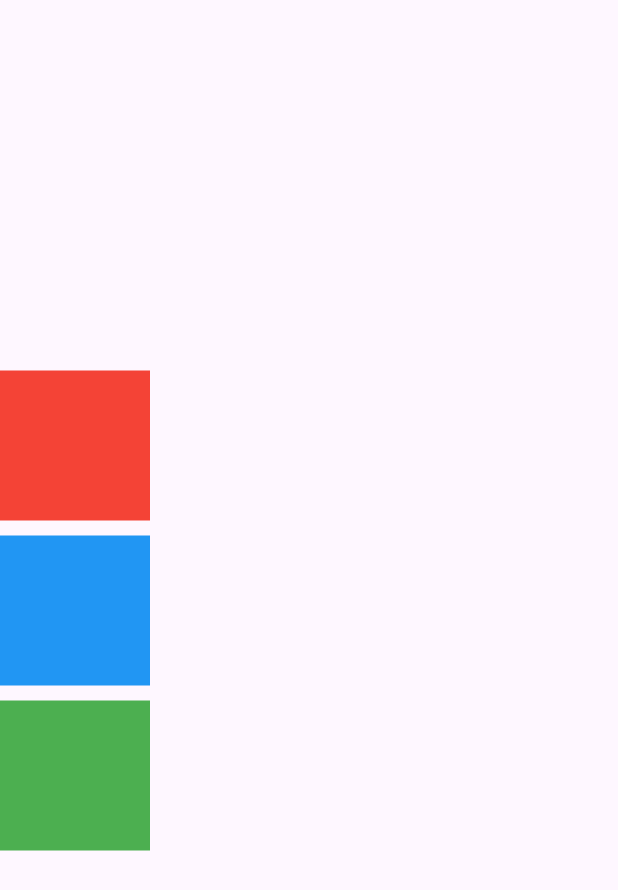
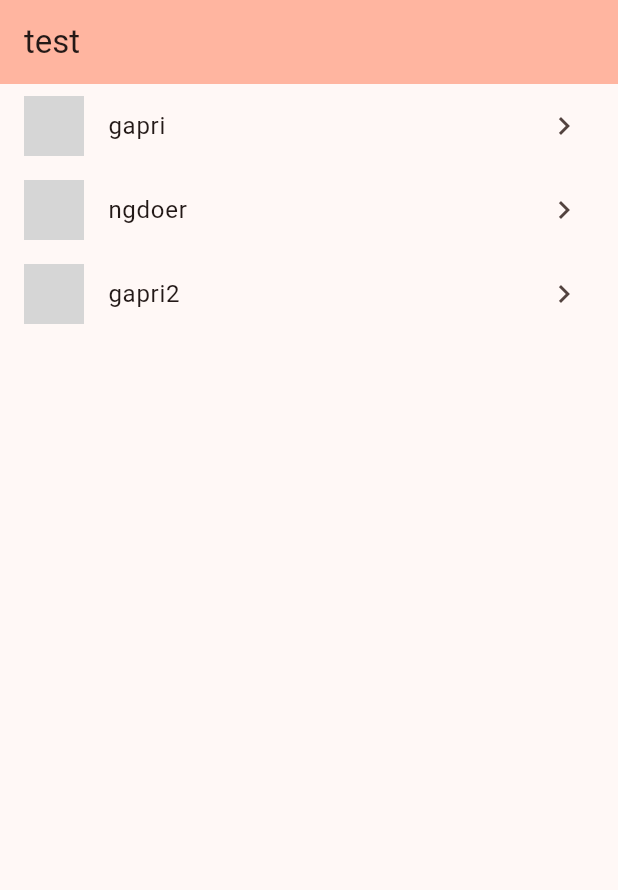
Before and after one commit to JisNOTmyname/review1, a Flutter app: the screen it shows after launch, on a phone screen of 412 x 824 dp. Shown: the top 890 px of the screen. Run offline on Flutter 3.47's test engine with Material 3 defaults, Android fonts, the phone set to English and light mode, and no system bars; grey boxes are pictures that could not be loaded.

Commit message:
Review 2

```diff
--- a/lib/main.dart
+++ b/lib/main.dart
@@ -7,31 +7,16 @@ void main() {
 class MyApp extends StatelessWidget {
   const MyApp({super.key});
 
-  // This widget is the root of your application.
   @override
   Widget build(BuildContext context) {
     return MaterialApp(
-      title: 'Flutter Demo',
+      title: 'pert3',
       theme: ThemeData(
-        // This is the theme of your application.
-        //
-        // TRY THIS: Try running your application with "flutter run". You'll see
-        // the application has a purple toolbar. Then, without quitting the app,
-        // try changing the seedColor in the colorScheme below to Colors.green
-        // and then invoke "hot reload" (save your changes or press the "hot
-        // reload" button in a Flutter-supported IDE, or press "r" if you used
-        // the command line to start the app).
-        //
-        // Notice that the counter didn't reset back to zero; the application
-        // state is not lost during the reload. To reset the state, use hot
-        // restart instead.
-        //
-        // This works for code too, not just values: Most code changes can be
-        // tested with just a hot reload.
-        colorScheme: ColorScheme.fromSeed(seedColor: Colors.deepPurple),
+        colorScheme: ColorScheme.fromSeed(seedColor: Colors.deepOrange),
         useMaterial3: true,
       ),
-      home: const MyHomePage(title: 'Flutter Demo Home Page'),
+      debugShowCheckedModeBanner: false,
+      home: const MyHomePage(title: 'test'),
     );
   }
 }
@@ -39,88 +24,129 @@ class MyApp extends StatelessWidget {
 class MyHomePage extends StatefulWidget {
   const MyHomePage({super.key, required this.title});
 
-  // This widget is the home page of your application. It is stateful, meaning
-  // that it has a State object (defined below) that contains fields that affect
-  // how it looks.
-
-  // This class is the configuration for the state. It holds the values (in this
-  // case the title) provided by the parent (in this case the App widget) and
-  // used by the build method of the State. Fields in a Widget subclass are
-  // always marked "final".
-
   final String title;
 
   @override
   State<MyHomePage> createState() => _MyHomePageState();
 }
 
+
 class _MyHomePageState extends State<MyHomePage> {
-  int _counter = 0;
-
-  void _incrementCounter() {
-    setState(() {
-      // This call to setState tells the Flutter framework that something has
-      // changed in this State, which causes it to rerun the build method below
-      // so that the display can reflect the updated values. If we changed
-      // _counter without calling setState(), then the build method would not be
-      // called again, and so nothing would appear to happen.
-      _counter++;
-    });
-  }
-
   @override
   Widget build(BuildContext context) {
-    // This method is rerun every time setState is called, for instance as done
-    // by the _incrementCounter method above.
-    //
-    // The Flutter framework has been optimized to make rerunning build methods
-    // fast, so that you can just rebuild anything that needs updating rather
-    // than having to individually change instances of widgets.
+
     return Scaffold(
-      body: Center(
-        child: Center(
-          child: Row(
-            children: [
-              Center(
-                child: Column(
-                  mainAxisAlignment: MainAxisAlignment.center,
-                  children: [
-                    Center(
-                      child: Container(
-                        width: 100,
-                        height: 100,
-                        margin: EdgeInsets.only(bottom: 10),
-                        color: Colors.red,
-                      child: Row(
-                        children: [
+      appBar: AppBar(
+        backgroundColor: Theme.of(context).colorScheme.inversePrimary,
+        title: Text(widget.title),
+      ),
 
-                        ],
-                      ),
-                      ),
-                    ),
-                    Center(
-                      child: Container(
-                        width: 100,
-                        height: 100,
-                        margin: EdgeInsets.only(bottom: 10),
-                        color: Colors.blue,
-                      ),
-                    ),
-                    Center(
-                      child: Container(
-                        width: 100,
-                        height: 100,
-                        margin: EdgeInsets.only(bottom: 10),
-                        color: Colors.green,
-                      ),
-                    ),
-                  ],
-                ),
-              ),
-            ],
+      // body: GridView(
+      //   gridDelegate: const SliverGridDelegateWithFixedCrossAxisCount(
+      //     crossAxisCount: 3,
+      //   ),
+      //   padding: const EdgeInsets.all(10),
+      //   children: [
+      //     Container(
+      //         width: double.infinity,
+      //         height: 250,
+      //         margin: const EdgeInsets.only(bottom: 10),
+      //         decoration: BoxDecoration(
+      //             color: Colors.red,
+      //             image: DecorationImage(image: AssetImage("test2.png")))),
+      //     Container(
+      //       width: double.infinity,
+      //       height: 250,
+      //       margin: const EdgeInsets.only(bottom: 10),
+      //       color: Colors.blue,
+      //       child: const Image(image: AssetImage("test1.png.png")),
+      //     ),
+      //     Container(
+      //         width: double.infinity,
+      //         height: 250,
+      //         margin: const EdgeInsets.only(bottom: 10),
+      //         color: Colors.green,
+      //         child: Image.network("https://picsum.photos/777")),
+      //   ],
+      // ),
+      body: ListView(
+        children: const [
+          ListTile(
+            leading: CircleAvatar(
+              backgroundImage: AssetImage("test1.png.png"),
+            ),
+            title: Text("gapri"),
+            trailing: Icon(Icons.keyboard_arrow_right),
           ),
-        ),
-      ), //di flutter clean
+          ListTile(
+            leading: CircleAvatar(
+              backgroundImage: AssetImage("test2.png"),
+            ),
+            title: Text("ngdoer"),
+            trailing: Icon(Icons.keyboard_arrow_right),
+          ),
+          ListTile(
+            leading: CircleAvatar(
+              backgroundImage: AssetImage("test3.png"),
+            ),
+            title: Text("gapri2"),
+            trailing: Icon(Icons.keyboard_arrow_right),
+          )
+        ],
+      ),
+
+      // body: Column(
+      //   mainAxisAlignment: MainAxisAlignment.center,
+      //   children: [
+      //     Row(
+      //       mainAxisAlignment: MainAxisAlignment.center,
+      //       children: [
+      //         Container(
+      //           width: 50,
+      //           height: 50,
+      //           margin: const EdgeInsets.all(10),
+      //           color: Colors.orange,
+      //         ),
+      //         Container(
+      //           width: 50,
+      //           height: 50,
+      //           margin: const EdgeInsets.all(10),
+      //           color: Colors.red,
+      //         ),
+      //         Container(
+      //           width: 50,
+      //           height: 50,
+      //           margin: const EdgeInsets.all(10),
+      //           color: Colors.blue,
+      //         ),
+      //       ],
+      //     ),
+      //     const SizedBox(height: 20),
+      //     Row(
+      //       mainAxisAlignment: MainAxisAlignment.center,
+      //       children: [
+      //         Container(
+      //           width: 50,
+      //           height: 50,
+      //           margin: const EdgeInsets.all(10),
+      //           color: Colors.purple,
+      //         ),
+      //         Container(
+      //           width: 50,
+      //           height: 50,
+      //           margin: const EdgeInsets.all(10),
+      //           color: Colors.green,
+      //         ),
+      //         Container(
+      //           width: 50,
+      //           height: 50,
+      //           margin: const EdgeInsets.all(10),
+      //           color: Colors.yellow,
+      //         ),
+      //       ],
+      //     ),
+      //   ],
+      // ),
     );
   }
 }
--- a/pubspec.yaml
+++ b/pubspec.yaml
@@ -59,9 +59,9 @@ flutter:
   uses-material-design: true
 
   # To add assets to your application, add an assets section, like this:
-  # assets:
-  #   - images/a_dot_burr.jpeg
-  #   - images/a_dot_ham.jpeg
+  assets:
+    - assets/
+    # - images/a_dot_ham.jpeg
 
   # An image asset can refer to one or more resolution-specific "variants", see
   # https://flutter.dev/to/resolution-aware-images
```
Also changed, not shown: assets/test1.png.png (added), assets/test2.png (added), assets/test3.png (added).
